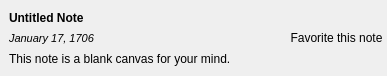
Above: ui/notelistitem.ui from Open-App-Library/Vibrato-Notes-Desktop before the change. Below: the same form after it.
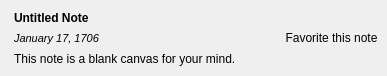
That is the form after the change. Icons and pictures are not drawn.

```diff
--- a/ui/notelistitem.ui
+++ b/ui/notelistitem.ui
@@ -32,13 +32,13 @@
     <number>0</number>
    </property>
    <property name="leftMargin">
-    <number>0</number>
+    <number>5</number>
    </property>
    <property name="topMargin">
     <number>0</number>
    </property>
    <property name="rightMargin">
-    <number>0</number>
+    <number>5</number>
    </property>
    <property name="bottomMargin">
     <number>0</number>
@@ -154,8 +154,8 @@
        </property>
        <property name="iconSize">
         <size>
-         <width>20</width>
-         <height>20</height>
+         <width>25</width>
+         <height>25</height>
         </size>
        </property>
        <property name="checkable">
```
Left out of the diff: 2 changed lines with no effect on the pictures.
